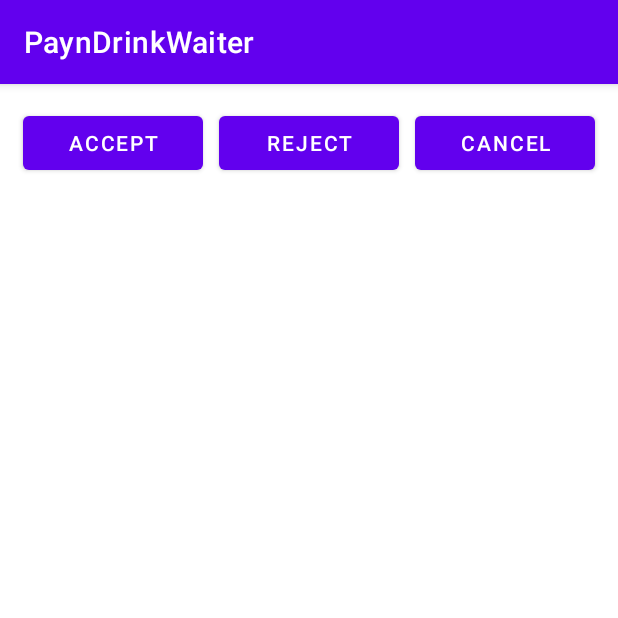
After one commit to TVT21KMO-R3-mobiiliProjekti/Pay-n-drink-waiter, an Android app: the OrderActivity screen opened directly, with no data from a screen before it, on a phone screen of 412 x 824 dp, the top half of it. The commit adds this screen. Run offline under Robolectric (Android 15) with nearby library versions, the phone set to English and light mode, and no system bars.

Commit message:
order activity implementation

```diff
--- a/app/src/main/java/com/example/payndrinkwaiter/MainActivity.kt
+++ b/app/src/main/java/com/example/payndrinkwaiter/MainActivity.kt
@@ -2,7 +2,6 @@ package com.example.payndrinkwaiter
 
 import androidx.appcompat.app.AppCompatActivity
 import android.os.Bundle
-import android.os.StrictMode
 import android.widget.TextView
 import android.widget.Toast
 import androidx.recyclerview.widget.LinearLayoutManager
--- /dev/null
+++ b/app/src/main/java/com/example/payndrinkwaiter/OrderActivity.kt
@@ -0,0 +1,11 @@
+package com.example.payndrinkwaiter
+
+import androidx.appcompat.app.AppCompatActivity
+import android.os.Bundle
+
+class OrderActivity : AppCompatActivity() {
+    override fun onCreate(savedInstanceState: Bundle?) {
+        super.onCreate(savedInstanceState)
+        setContentView(R.layout.activity_order)
+    }
+}
--- /dev/null
+++ b/app/src/main/res/layout/activity_order.xml
@@ -0,0 +1,55 @@
+<?xml version="1.0" encoding="utf-8"?>
+<androidx.constraintlayout.widget.ConstraintLayout xmlns:android="http://schemas.android.com/apk/res/android"
+    xmlns:app="http://schemas.android.com/apk/res-auto"
+    xmlns:tools="http://schemas.android.com/tools"
+    android:layout_width="match_parent"
+    android:layout_height="match_parent"
+    tools:context=".OrderActivity">
+
+    <LinearLayout
+        android:layout_width="0dp"
+        android:layout_height="0dp"
+        android:orientation="vertical"
+        app:layout_constraintBottom_toBottomOf="parent"
+        app:layout_constraintEnd_toEndOf="parent"
+        app:layout_constraintStart_toStartOf="parent"
+        app:layout_constraintTop_toTopOf="parent">
+
+        <androidx.recyclerview.widget.RecyclerView
+            android:layout_width="match_parent"
+            android:layout_height="wrap_content">
+
+        </androidx.recyclerview.widget.RecyclerView>
+
+        <TableRow
+            android:layout_width="match_parent"
+            android:layout_height="wrap_content"
+            android:layout_margin="10dp">
+
+            <Button
+                android:id="@+id/b_accept"
+                android:layout_width="match_parent"
+                android:layout_height="wrap_content"
+                android:layout_margin="5dp"
+                android:layout_weight="1"
+                android:text="Accept" />
+
+            <Button
+                android:id="@+id/b_reject"
+                android:layout_width="match_parent"
+                android:layout_height="wrap_content"
+                android:layout_margin="5dp"
+                android:layout_weight="1"
+                android:text="Reject" />
+
+            <Button
+                android:id="@+id/b_cancel"
+                android:layout_width="match_parent"
+                android:layout_height="wrap_content"
+                android:layout_margin="5dp"
+                android:layout_weight="1"
+                android:text="Cancel" />
+        </TableRow>
+
+    </LinearLayout>
+</androidx.constraintlayout.widget.ConstraintLayout>
```
Also changed, not shown: app/src/main/AndroidManifest.xml (+8 -1 lines), app/src/main/java/com/example/payndrinkwaiter/data/Adapter/FoodItemAdapter.kt (added, +61 -0 lines), app/src/main/java/com/example/payndrinkwaiter/data/model/FoodItem.kt (added, +9 -0 lines), app/src/main/res/layout/food_item.xml (added, +61 -0 lines).
